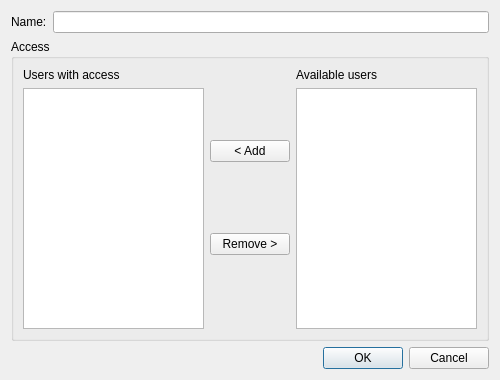
dchapyshev/aspia, file source/client/ui/hosts/router_workspace_dialog.ui: the form before one commit.
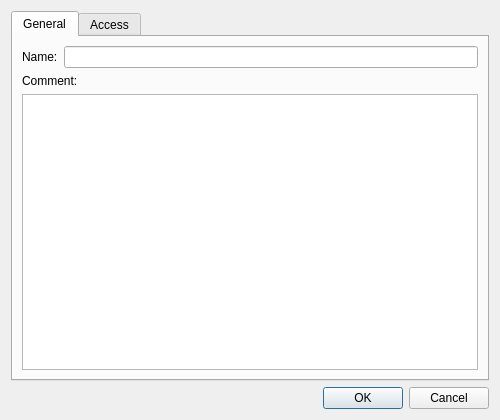
The form after the commit. Custom widgets are drawn as their Qt base class.

What changed in the file:
```diff
--- a/source/client/ui/hosts/router_workspace_dialog.ui
+++ b/source/client/ui/hosts/router_workspace_dialog.ui
@@ -7,7 +7,7 @@
     <x>0</x>
     <y>0</y>
     <width>500</width>
-    <height>380</height>
+    <height>420</height>
    </rect>
   </property>
   <property name="windowTitle">
@@ -18,7 +18,17 @@
   </property>
   <layout class="QVBoxLayout" name="verticalLayout">
    <item>
-    <layout class="QHBoxLayout" name="horizontalLayout">
+    <widget class="QTabWidget" name="tab_widget">
+     <property name="currentIndex">
+      <number>0</number>
+     </property>
+     <widget class="QWidget" name="tab_general">
+      <attribute name="title">
+       <string>General</string>
+      </attribute>
+      <layout class="QVBoxLayout" name="verticalLayout_general">
+       <item>
+        <layout class="QHBoxLayout" name="horizontalLayout_name">
      <item>
       <widget class="QLabel" name="label_name">
        <property name="text">
@@ -32,10 +42,21 @@
     </layout>
    </item>
    <item>
-    <widget class="QGroupBox" name="group_access">
-     <property name="title">
+        <widget class="QLabel" name="label_comment">
+         <property name="text">
+          <string>Comment:</string>
+         </property>
+        </widget>
+       </item>
+       <item>
+        <widget class="QPlainTextEdit" name="edit_comment"/>
+       </item>
+      </layout>
+     </widget>
+     <widget class="QWidget" name="tab_access">
+      <attribute name="title">
       <string>Access</string>
-     </property>
+      </attribute>
      <layout class="QHBoxLayout" name="horizontalLayout_access">
       <item>
        <layout class="QVBoxLayout" name="verticalLayout_left">
@@ -104,6 +125,7 @@
        </layout>
       </item>
      </layout>
+     </widget>
     </widget>
    </item>
    <item>
```
Lines whose indentation alone changed are shown as unchanged.
